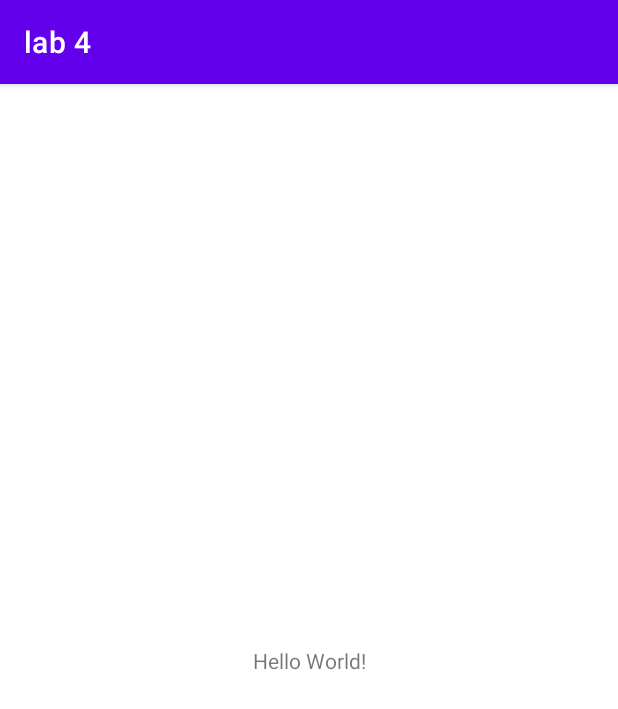
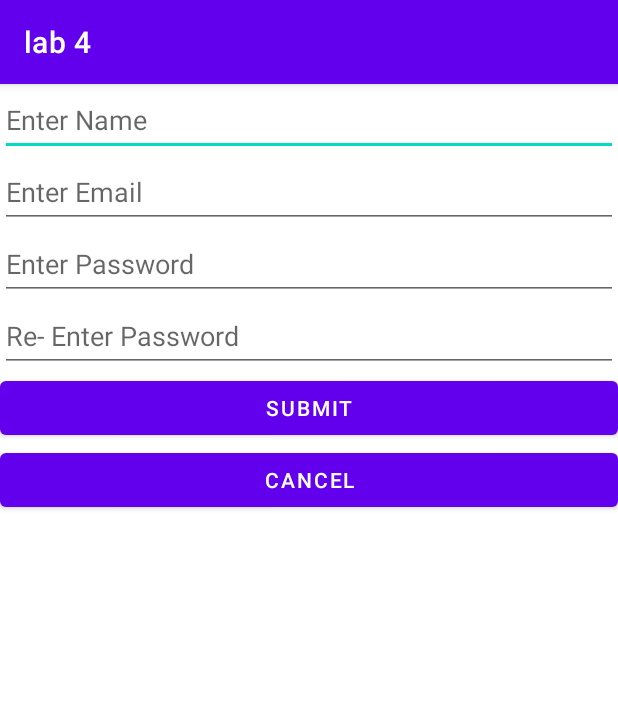
Before and after one commit to IT21205460/MADTutorial04, an Android app: the screen it shows after launch (MainActivity), on a phone screen of 412 x 824 dp. Shown: the top 709 px of the screen. Run offline under Robolectric (Android 15) with nearby library versions, the phone set to English and light mode, and no system bars.

Commit message:
Designed the Login Form

```diff
--- a/app/src/main/res/layout/activity_main.xml
+++ b/app/src/main/res/layout/activity_main.xml
@@ -1,18 +1,53 @@
 <?xml version="1.0" encoding="utf-8"?>
-<androidx.constraintlayout.widget.ConstraintLayout xmlns:android="http://schemas.android.com/apk/res/android"
+<LinearLayout xmlns:android="http://schemas.android.com/apk/res/android"
     xmlns:app="http://schemas.android.com/apk/res-auto"
     xmlns:tools="http://schemas.android.com/tools"
     android:layout_width="match_parent"
     android:layout_height="match_parent"
+    android:orientation="vertical"
     tools:context=".MainActivity">
 
-    <TextView
-        android:layout_width="wrap_content"
+    <EditText
+        android:id="@+id/edtName"
+        android:layout_width="match_parent"
+        android:layout_height="48dp"
+        android:ems="10"
+        android:hint="Enter Name"
+        android:inputType="textEmailAddress" />
+
+    <EditText
+        android:id="@+id/edtEmail"
+        android:layout_width="match_parent"
+        android:layout_height="48dp"
+        android:ems="10"
+        android:hint="Enter Email"
+        android:inputType="textEmailAddress" />
+
+    <EditText
+        android:id="@+id/edtPassword"
+        android:layout_width="match_parent"
+        android:layout_height="48dp"
+        android:ems="10"
+        android:hint="Enter Password"
+        android:inputType="textPassword" />
+
+    <EditText
+        android:id="@+id/editReTypePassword"
+        android:layout_width="match_parent"
+        android:layout_height="48dp"
+        android:ems="10"
+        android:hint="Re- Enter Password"
+        android:inputType="textPassword" />
+
+    <Button
+        android:id="@+id/btnSubmit"
+        android:layout_width="match_parent"
         android:layout_height="wrap_content"
-        android:text="Hello World!"
-        app:layout_constraintBottom_toBottomOf="parent"
-        app:layout_constraintEnd_toEndOf="parent"
-        app:layout_constraintStart_toStartOf="parent"
-        app:layout_constraintTop_toTopOf="parent" />
+        android:text="SUBMIT" />
 
-</androidx.constraintlayout.widget.ConstraintLayout>
+    <Button
+        android:id="@+id/btnCancel"
+        android:layout_width="match_parent"
+        android:layout_height="wrap_content"
+        android:text="CANCEL" />
+</LinearLayout>
--- a/app/src/main/res/values/strings.xml
+++ b/app/src/main/res/values/strings.xml
@@ -1,3 +1,9 @@
 <resources>
     <string name="app_name">lab 4</string>
+    <string name="edtName">Enter name</string>
+    <string name="edtEmail">Enter Email</string>
+    <string name="edtPassword">Enter Password</string>
+    <string name="edtReTypePassword">Re- Enter Password</string>
+    <string name="btnSubmit">SUBMIt</string>
+    <string name="btnCancel">CANCEL</string>
 </resources>
```
